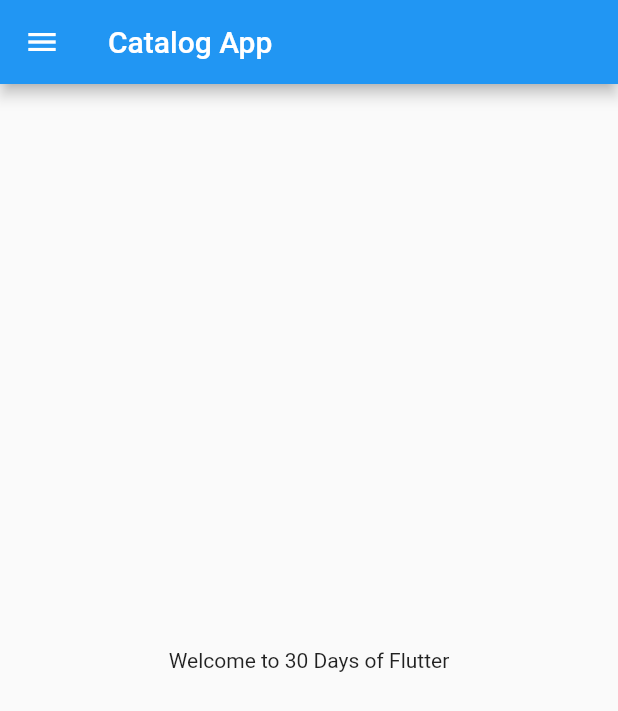
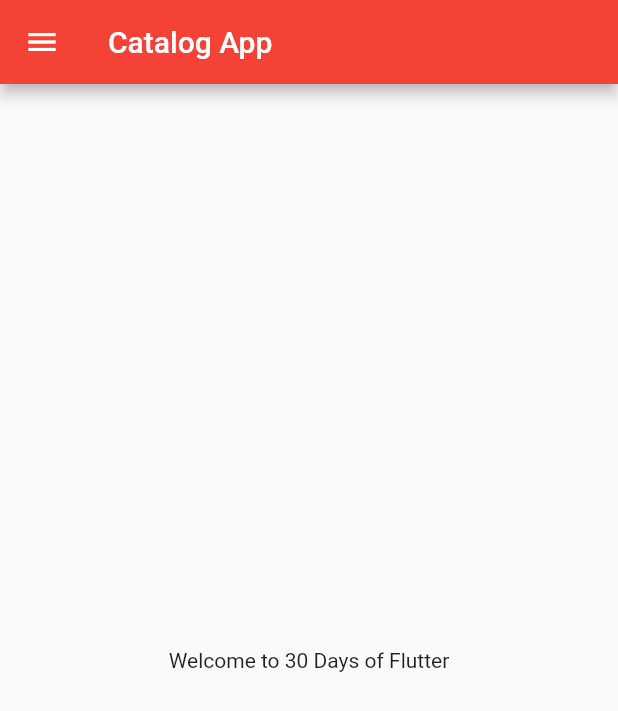
Before and after one commit to piyushvshah/flutter_catalog, a Flutter app: the screen it shows after launch, on a phone screen of 412 x 824 dp. Shown: the top 711 px of the screen. Run offline on Flutter 3.47's test engine with Material 2 defaults, Android fonts, the phone set to English and light mode, and no system bars.

Commit message:
Day 3 Completed

```diff
--- a/lib/main.dart
+++ b/lib/main.dart
@@ -1,5 +1,6 @@
 import 'package:flutter/material.dart';
-import 'package:flutter_catalog/home_page.dart';
+import 'package:flutter_catalog/pages/home_page.dart';
+import 'package:flutter_catalog/pages/login_page.dart';
 
 void main() {
   runApp(const MyApp());
@@ -12,7 +13,14 @@ class MyApp extends StatelessWidget {
   @override
   Widget build(BuildContext context) {
     return MaterialApp(
-      home: HomePage(),
+      themeMode: ThemeMode.system,
+      theme: ThemeData(primarySwatch: Colors.red),
+      darkTheme: ThemeData(brightness: Brightness.dark),
+      routes: {
+        "/": (context) => HomePage(),
+        "/home": (context) => HomePage(),
+        "/login": (context) => LoginPage(),
+      },
     );
   }
 }
```
Also changed, not shown: lib/pages/login_page.dart (added, +14 -0 lines), lib/pages/home_page.dart (renamed from lib/home_page.dart).
